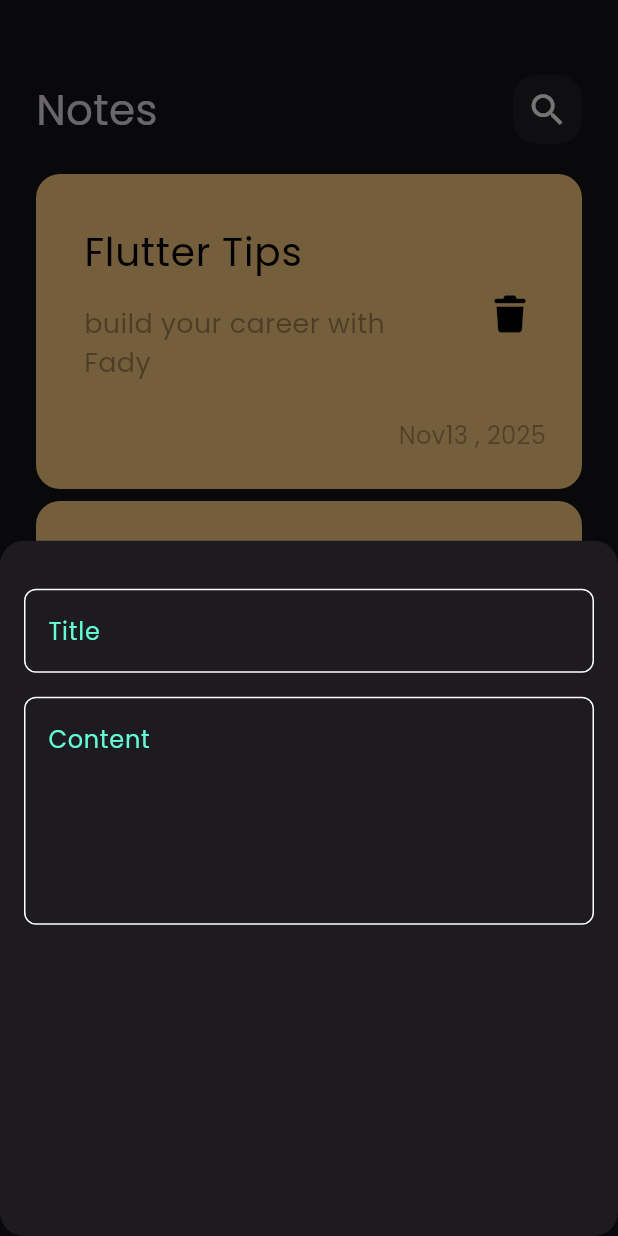
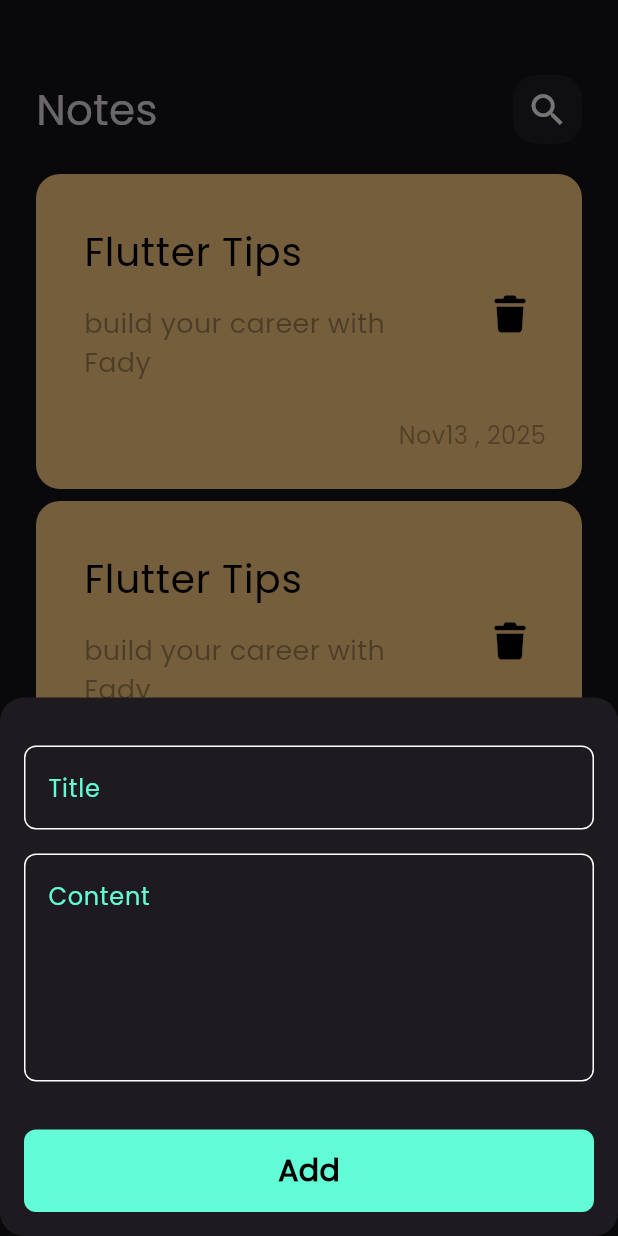
Before and after one commit to Fady60/notes_app, a Flutter app: the screen it shows after launch, after a tap on the "add" icon, on a phone screen of 412 x 824 dp. Run offline on Flutter 3.47's test engine with Material 3 defaults, Android fonts, the phone set to English and light mode, and no system bars; our stand-ins replace font_awesome_flutter.

Commit message:
finish notes bottom sheet

```diff
--- a/lib/views/widgets/add_note_bottom_sheet.dart
+++ b/lib/views/widgets/add_note_bottom_sheet.dart
@@ -1,4 +1,6 @@
 import 'package:flutter/material.dart';
+import 'package:note_app/constants.dart';
+import 'package:note_app/views/widgets/custom_button.dart';
 import 'package:note_app/views/widgets/custom_text_field.dart';
 
 class AddNoteBottomSheet extends StatelessWidget {
@@ -8,13 +10,18 @@ class AddNoteBottomSheet extends StatelessWidget {
   Widget build(BuildContext context) {
     return Padding(
       padding: const EdgeInsets.symmetric(horizontal: 16),
+      child: SingleChildScrollView(
         child: Column(
           children: [
             SizedBox(height: 32),
             CustomTextField(hint: 'Title'),
             SizedBox(height: 16),
             CustomTextField(hint: 'Content', maxLines: 5),
+            SizedBox(height: 32),
+            CustomButton(),
+            SizedBox(height: 16),
           ],
+        ),
       ),
     );
   }
--- /dev/null
+++ b/lib/views/widgets/custom_button.dart
@@ -0,0 +1,28 @@
+import 'package:flutter/material.dart';
+import 'package:note_app/constants.dart';
+
+class CustomButton extends StatelessWidget {
+  const CustomButton({super.key});
+
+  @override
+  Widget build(BuildContext context) {
+    return Container(
+      width: MediaQuery.of(context).size.width,
+      height: 55,
+      decoration: BoxDecoration(
+        color: kPrimaryColor,
+        borderRadius: BorderRadius.circular(8),
+      ),
+      child: const Center(
+        child: Text(
+          'Add',
+          style: TextStyle(
+            color: Colors.black,
+            fontWeight: FontWeight.bold,
+            fontSize: 20,
+          ),
+        ),
+      ),
+    );
+  }
+}
```
Lines whose indentation alone changed are shown as unchanged.
